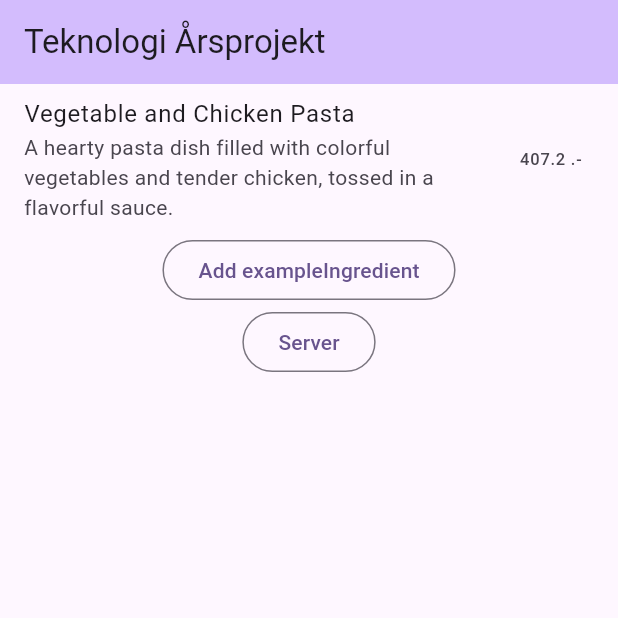
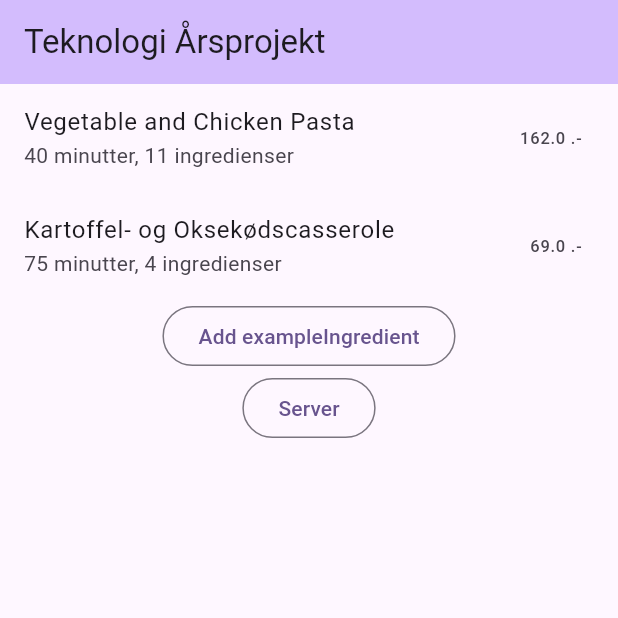
Before and after one commit to toke-dk/mad_app_eksamensprojekt, a Flutter app: the screen it shows after launch, on a phone screen of 412 x 824 dp, the top half of it. Run offline on Flutter 3.47's test engine with Material 3 defaults, Android fonts, the phone set to English and light mode, and no system bars; missing offline and left inert: dart_openai.

Commit message:
fixed price

```diff
--- a/lib/main.dart
+++ b/lib/main.dart
@@ -75,8 +75,8 @@ class _MyHomePageState extends State<MyHomePage> {
                   final Recipe currentRecipe = recipes[index];
                   return ListTile(
                     title: Text(currentRecipe.name),
-                    trailing: Text("${currentRecipe.getTotalPrice} .-"),
-                    subtitle: Text(currentRecipe.description),
+                    trailing: Text("${currentRecipe.getTotalPrice.roundToDouble()} .-"),
+                    subtitle: Text("${currentRecipe.durationInMins} minutter, ${currentRecipe.ingredientsToBuy.length} ingredienser"),
                   );
                 }),
             OutlinedButton(
--- a/lib/models/ingredient.dart
+++ b/lib/models/ingredient.dart
@@ -27,7 +27,7 @@ class Ingredient {
       name: map['name'] as String,
       quantity: double.parse(map['quantity'].toString()),
       unit: map['unit'] as String,
-      price: double.parse(map['quantity'].toString()),
+      price: double.parse(map['price'].toString()),
     );
   }
 }
--- a/lib/models/recipe.dart
+++ b/lib/models/recipe.dart
@@ -51,11 +51,11 @@ class Recipe {
 const _jsonFormatComment = '''
 This is how the format for the recipe should be
 {
-"recipe_name": str
+"name": str
 "description": str
-"duration_in_mins": int
-"ingredients_for_recipe": List<str>
+"durationInMins": int
+"ingredientsForRecipe": List<str>
 "instructions": List<str>
-"ingredients_to_buy": {"name": str, "quantity": double, "unit": str, "price": double, "category": str}
+"ingredientsToBuy": {"name": str, "quantity": double, "unit": str, "price": double,}
 }
 ''';
--- a/lib/shared/recipe_examples.dart
+++ b/lib/shared/recipe_examples.dart
@@ -95,5 +95,53 @@ final List<Map<String, dynamic>> recipeExamples = [
         "price": 3.95,
       }
     ]
+  },
+  {
+    "name": "Kartoffel- og Oksekødscasserole",
+    "description": "En hjertelig og lækker casserole med lag af skivede kartofler og krydret oksekød, toppet med en velsmagende pastasauce.",
+    "durationInMins": 75,
+    "ingredientsForRecipe": [
+      "1,5 kg Kartofler, skrællede og skiver",
+      "0,5 kg Oksekød i hakket form",
+      "1 løg, hakket",
+      "400 g Færdiglavet Pastasauce",
+      "Salt og peber efter smag"
+    ],
+    "instructions": [
+      "1. Forvarm ovnen til 180°C (350°F).",
+      "2. Smør et ovnfast fad og læg skivede kartofler i bunden.",
+      "3. Steg oksekød og hakket løg på en pande, indtil kødet er brunet og løgene er gennemsigtige.",
+      "4. Fordel oksekødsblandingen over kartoflerne.",
+      "5. Hæld pastasauce jævnt over oksekødsblandingen.",
+      "6. Dæk fadet med folie og bag i 45 minutter.",
+      "7. Fjern folien og bag i yderligere 15 minutter, eller indtil kartoflerne er møre.",
+      "8. Server varm som en hjertelig hovedret."
+    ],
+    "ingredientsToBuy": [
+      {
+        "name": "Kartofler",
+        "quantity": 1.5,
+        "unit": "kg",
+        "price": 5.95
+      },
+      {
+        "name": "Oksekød i hakket form",
+        "quantity": 0.5,
+        "unit": "kg",
+        "price": 39.00
+      },
+      {
+        "name": "Løg",
+        "quantity": 1.0,
+        "unit": "stk",
+        "price": 8.95
+      },
+      {
+        "name": "Færdiglavet Pastasauce",
+        "quantity": 400,
+        "unit": "g",
+        "price": 14.95
+      }
+    ]
   }
 ];
```
